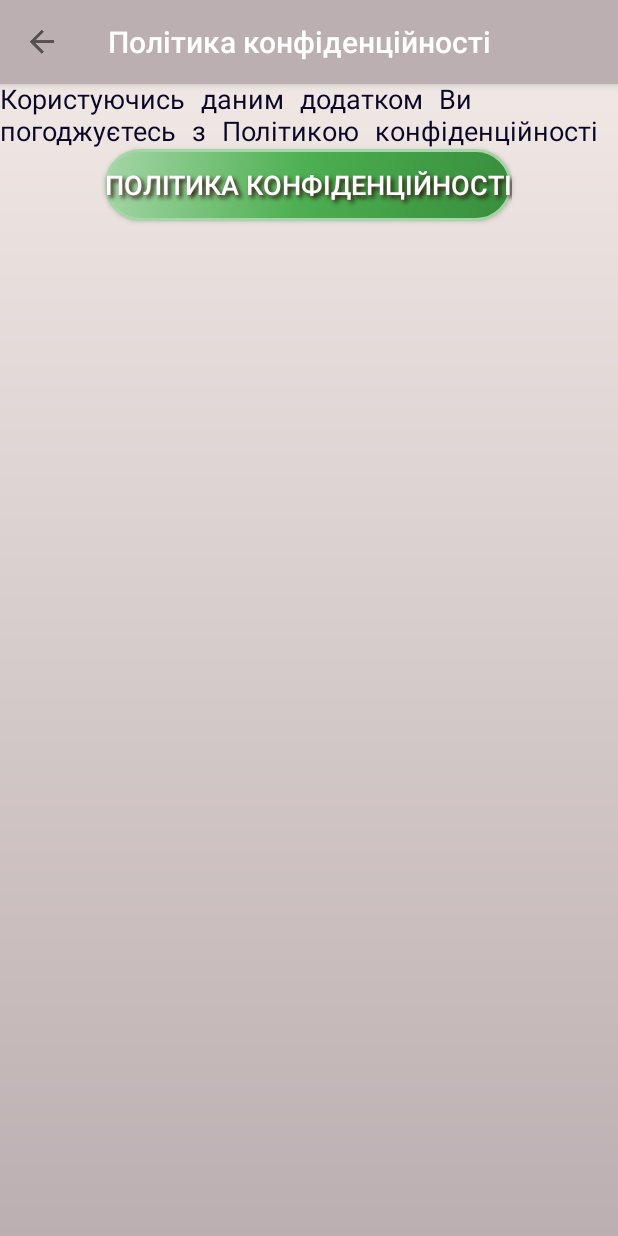
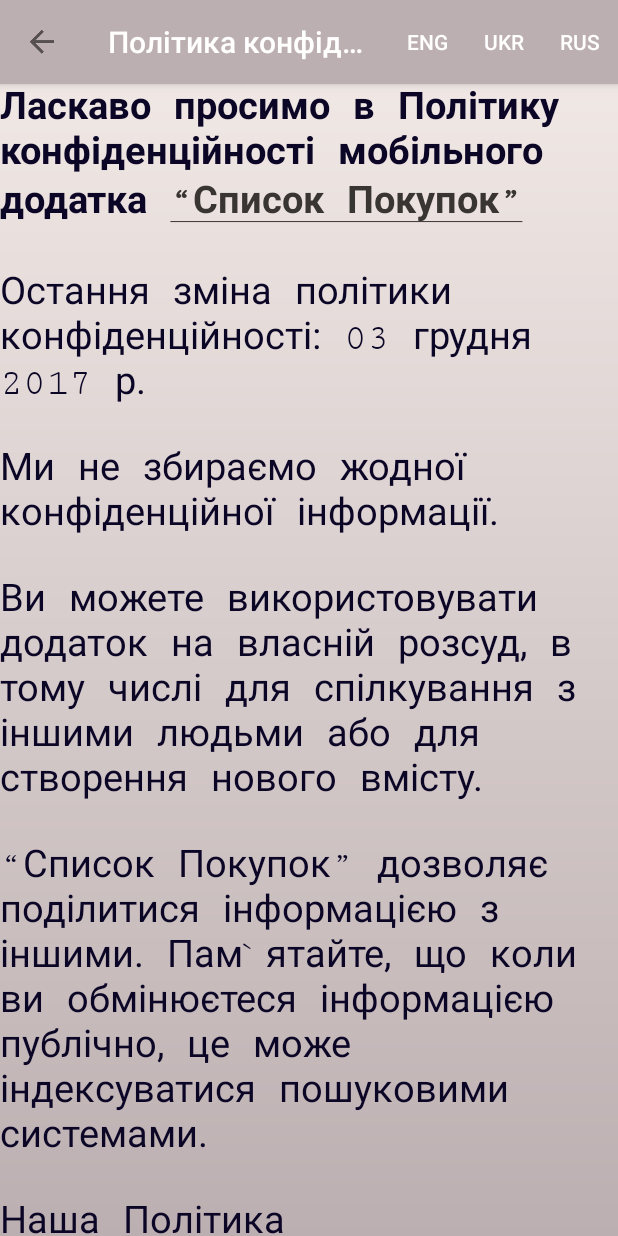
Before and after one commit to vmarch/ShoppingList, an Android app: the PrivacyPolicy screen opened directly, with no data from a screen before it, on a phone screen of 412 x 824 dp. Run offline under Robolectric (Android 15) with nearby library versions, the phone set to English and light mode, and no system bars.

Commit message:
Language menu in PrivacyPolicy.

```diff
--- a/app/src/main/AndroidManifest.xml
+++ b/app/src/main/AndroidManifest.xml
@@ -45,7 +45,7 @@
             android:name=".EditItem"
             android:windowSoftInputMode="adjustResize">
             <intent-filter>
-                <action android:name="android.intent.action.create" />
+                <action android:name="android.intent.action.edit" />
 
                 <category android:name="android.intent.category.DEFAULT" />
             </intent-filter>
--- a/app/src/main/java/devtolife/shoppinglist/EditItem.java
+++ b/app/src/main/java/devtolife/shoppinglist/EditItem.java
@@ -22,15 +22,19 @@ public class EditItem extends AppCompatActivity implements View.OnClickListener
     private static String oldText;
     private static String newText;
     private SharedPreferences mSharedPref;
+
     public static String getOldText() {
         return oldText;
     }
+
     public static void setOldText(String oldText) {
         EditItem.oldText = oldText;
     }
+
     public static String getNewText() {
         return newText;
     }
+
     public static void setNewText(String newText) {
         EditItem.newText = newText;
     }
@@ -114,7 +118,6 @@ public class EditItem extends AppCompatActivity implements View.OnClickListener
         }
     }
 
-
     private void changeTextOfItem() {
         // TODO checking for isExist of table
         dbEd = new DB(this);
--- a/app/src/main/java/devtolife/shoppinglist/data_base/DB.java
+++ b/app/src/main/java/devtolife/shoppinglist/data_base/DB.java
@@ -58,6 +58,7 @@ public class DB {
     public Cursor getAllData() {
         return database.query("\'" + getNameOfTable() + "\'", null, null, null, null, null, "checked");
     }
+
     public Cursor getAllItemForShare() {
         return database.query("\'" + getNameOfTable() + "\'", null, null, null, null, null, null);
     }
--- a/app/src/main/java/devtolife/shoppinglist/menu_action/PrivacyPolicy.java
+++ b/app/src/main/java/devtolife/shoppinglist/menu_action/PrivacyPolicy.java
@@ -1,20 +1,21 @@
 package devtolife.shoppinglist.menu_action;
 
-import android.content.Intent;
 import android.content.SharedPreferences;
-import android.net.Uri;
 import android.os.Bundle;
 import android.preference.PreferenceManager;
 import android.support.v7.app.AppCompatActivity;
 import android.support.v7.widget.Toolbar;
+import android.text.Html;
+import android.text.method.LinkMovementMethod;
+import android.view.Menu;
+import android.view.MenuItem;
 import android.view.View;
-import android.widget.Button;
 import android.widget.TextView;
 
 import devtolife.shoppinglist.R;
 
-
 public class PrivacyPolicy extends AppCompatActivity implements View.OnClickListener {
+    private TextView privacy;
 
     @Override
     public void onCreate(Bundle savedInstanceState) {
@@ -26,8 +27,6 @@ public class PrivacyPolicy extends AppCompatActivity implements View.OnClickList
 
         Toolbar toolbar = findViewById(R.id.toolbar_setting_policy);
         setSupportActionBar(toolbar);
-
-
         toolbar.setNavigationIcon(R.mipmap.ic_action_arrow_back);
         toolbar.setNavigationOnClickListener(new View.OnClickListener() {
             @Override
@@ -41,16 +40,39 @@ public class PrivacyPolicy extends AppCompatActivity implements View.OnClickList
         } catch (Exception e) {
         }
 
-        TextView privacyText = findViewById(R.id.textViewPrivacy);
+        privacy = findViewById(R.id.textViewPrivacyFull);
+        privacy.setText(Html.fromHtml(getString(R.string.privacy_full_ukr)));
+        privacy.setMovementMethod(LinkMovementMethod.getInstance());
+    }
 
-        Button btn_open = findViewById(R.id.btn_privacy);
-        btn_open.setOnClickListener(this);
+    @Override
+    public boolean onCreateOptionsMenu(Menu menu) {
+        // TODO Auto-generated method stub
+        getMenuInflater().inflate(R.menu.policy_menu, menu);
+        return super.onCreateOptionsMenu(menu);
+    }
+
+    @Override
+    public boolean onOptionsItemSelected(MenuItem item) {
+        switch (item.getItemId()) {
+            case R.id.menu_eng: {
+                privacy.setText(Html.fromHtml(getString(R.string.privacy_full_eng)));
+
+                break;
+            }
+            case R.id.menu_ukr: {
+                privacy.setText(Html.fromHtml(getString(R.string.privacy_full_ukr)));
+                break;
+            }
+            case R.id.menu_rus: {
+                privacy.setText(Html.fromHtml(getString(R.string.privacy_full_rus)));
+                break;
+            }
+        }
+        return super.onOptionsItemSelected(item);
     }
 
     @Override
     public void onClick(View v) {
-        Intent intent = new Intent(Intent.ACTION_VIEW);
-        intent.setData(Uri.parse("https://vmarch.github.io/privacy_policy.html"));
-        startActivity(intent);
     }
 }
--- a/app/src/main/java/devtolife/shoppinglist/menu_action/SettingAboutAppActivity.java
+++ b/app/src/main/java/devtolife/shoppinglist/menu_action/SettingAboutAppActivity.java
@@ -13,8 +13,7 @@ import devtolife.shoppinglist.R;
 
 public class SettingAboutAppActivity extends AppCompatActivity {
     SharedPreferences mSharedPref;
-    TextView  tv_version;
-
+    TextView tv_version;
 
     @Override
     protected void onCreate(Bundle savedInstanceState) {
@@ -45,7 +44,5 @@ public class SettingAboutAppActivity extends AppCompatActivity {
         tv_version = findViewById(R.id.version_of_app);
         tv_version.setText("Version of APP: " + versionName);
 
-
-
     }
 }
--- a/app/src/main/java/devtolife/shoppinglist/menu_action/ThemeSettings.java
+++ b/app/src/main/java/devtolife/shoppinglist/menu_action/ThemeSettings.java
@@ -15,7 +15,6 @@ import devtolife.shoppinglist.R;
 public class ThemeSettings extends AppCompatActivity implements View.OnClickListener {
     SharedPreferences mSharedPref;
     private Button btnPink, btnYellow, btnGreen, btnBlue, btnGrey;
-
 
     @Override
     protected void onCreate(Bundle savedInstanceState) {
@@ -40,7 +39,6 @@ public class ThemeSettings extends AppCompatActivity implements View.OnClickList
         Toolbar toolbar = findViewById(R.id.toolbar_setting_themes);
         setSupportActionBar(toolbar);
 
-
         toolbar.setNavigationIcon(R.mipmap.ic_action_arrow_back);
         toolbar.setNavigationOnClickListener(new View.OnClickListener() {
             @Override
@@ -55,9 +53,7 @@ public class ThemeSettings extends AppCompatActivity implements View.OnClickList
             getSupportActionBar().setTitle("Теми");
         } catch (Exception e) {
         }
-
     }
-
 
     @Override
     public void onClick(View v) {
@@ -74,8 +70,8 @@ public class ThemeSettings extends AppCompatActivity implements View.OnClickList
                 intent2 = getIntent();
                 startActivity(intent2);
                 finish();
+                break;
 
-                break;
             case R.id.btn_yellow:
                 ed.putInt("mytheme", R.style.AppThemeYellow);
                 ed.apply();
@@ -91,6 +87,7 @@ public class ThemeSettings extends AppCompatActivity implements View.OnClickList
                 startActivity(intent2);
                 finish();
                 break;
+
             case R.id.btn_grey:
                 ed.putInt("mytheme", R.style.AppThemeGrey);
                 ed.apply();
@@ -114,6 +111,5 @@ public class ThemeSettings extends AppCompatActivity implements View.OnClickList
         Intent intent1 = new Intent(this, MainList.class);
         startActivity(intent1);
         finish();
-
     }
 }
--- a/app/src/main/res/layout/create_table_layout.xml
+++ b/app/src/main/res/layout/create_table_layout.xml
@@ -1,14 +1,13 @@
 <?xml version="1.0" encoding="utf-8"?>
 <LinearLayout xmlns:android="http://schemas.android.com/apk/res/android"
+    xmlns:app="http://schemas.android.com/apk/res-auto"
     xmlns:tools="http://schemas.android.com/tools"
     android:layout_width="match_parent"
     android:layout_height="match_parent"
-    xmlns:app="http://schemas.android.com/apk/res-auto"
     android:gravity="top"
     android:orientation="vertical"
     android:weightSum="1"
     tools:context="devtolife.shoppinglist.CreateTable">
-
 
 
     <android.support.design.widget.AppBarLayout
@@ -24,7 +23,6 @@
             app:popupTheme="@style/AppTheme.PopupOverlay" />
 
     </android.support.design.widget.AppBarLayout>
-
 
 
     <LinearLayout
--- a/app/src/main/res/layout/main_layout.xml
+++ b/app/src/main/res/layout/main_layout.xml
@@ -30,7 +30,6 @@
             android:layout_width="match_parent"
             android:layout_height="match_parent">
 
-
             <android.support.design.widget.AppBarLayout
                 android:layout_width="match_parent"
                 android:layout_height="wrap_content"
@@ -46,7 +45,6 @@
                     app:popupTheme="@style/AppTheme.PopupOverlay" />
 
             </android.support.design.widget.AppBarLayout>
-
 
             <android.support.design.widget.FloatingActionButton
                 android:id="@+id/fab"
--- a/app/src/main/res/layout/navheader.xml
+++ b/app/src/main/res/layout/navheader.xml
@@ -3,24 +3,27 @@
     android:layout_width="match_parent"
     android:layout_height="@dimen/navheader_height"
     android:background="@drawable/side_nav_bar"
+    android:gravity="center_vertical|center_horizontal"
     android:orientation="vertical"
     android:padding="3dp">
 
     <!--TODO name-->
     <TextView
         android:layout_width="match_parent"
-        android:layout_height="73dp"
-        android:layout_gravity="top"
-        android:paddingTop="10dp"
-        android:text='"Хороший план сегодня лучше безупречного завтра."'
-        android:textAppearance="@style/TextAppearance.AppCompat.Body1"
-        />
+        android:layout_height="wrap_content"
+        android:gravity="center_vertical"
+        android:paddingLeft="5dp"
+        android:paddingRight="5dp"
+        android:paddingTop="5dp"
+        android:text="@string/header_aphorism" />
 
     <TextView
         android:id="@+id/textView"
         android:layout_width="wrap_content"
         android:layout_height="wrap_content"
         android:layout_gravity="right"
-        android:text="(Закон Паттона)"
+        android:paddingRight="5dp"
+        android:paddingTop="5dp"
+        android:text="@string/header_caption"
         android:textStyle="italic" />
 </LinearLayout>
--- a/app/src/main/res/layout/privacy.xml
+++ b/app/src/main/res/layout/privacy.xml
@@ -21,7 +21,6 @@
 
     </android.support.design.widget.AppBarLayout>
 
-
     <LinearLayout
 
         android:layout_width="match_parent"
@@ -31,26 +30,12 @@
         tools:context="devtolife.shoppinglist.menu_action.PrivacyPolicy">
 
         <TextView
-            android:id="@+id/textViewPrivacy"
+            android:id="@+id/textViewPrivacyFull"
             android:layout_width="match_parent"
             android:layout_height="wrap_content"
-            android:text="@string/privacy_short"
-            android:textSize="18sp" />
-
-        <Button
-            android:id="@+id/btn_privacy"
-            android:layout_width="wrap_content"
-            android:layout_height="wrap_content"
-            android:layout_gravity="center_horizontal"
-            android:background="@drawable/buttonshapeadd"
-            android:gravity="center"
-            android:shadowColor="#361414"
-            android:shadowDx="3"
-            android:shadowDy="3"
-            android:shadowRadius="3"
-            android:text="@string/action_privacy"
-            android:textColor="#ffffff"
-            android:textSize="18sp" />
+            android:maxLines="1000"
+            android:scrollbarStyle="outsideInset"
+            android:text="" />
 
     </LinearLayout>
 </LinearLayout>
--- a/app/src/main/res/layout/prod_item.xml
+++ b/app/src/main/res/layout/prod_item.xml
@@ -5,12 +5,11 @@
     android:layout_height="wrap_content"
     android:layout_weight="20"
     android:background="@color/colorOfItem"
+    android:maxLength="50"
     android:maxLines="2"
-    android:maxLength="50"
     android:minHeight="40dp"
     android:orientation="horizontal"
     android:paddingLeft="5dp"
     android:paddingRight="5dp">
 
-
 </TextView>
--- a/app/src/main/res/menu/menu_main.xml
+++ b/app/src/main/res/menu/menu_main.xml
@@ -6,8 +6,8 @@
 
     <item
         android:id="@+id/action_settings"
+        android:orderInCategory="100"
         android:title="@string/action_settings"
-            android:orderInCategory="100"
         app:showAsAction="never" />
 
     <!--<item-->
--- /dev/null
+++ b/app/src/main/res/menu/policy_menu.xml
@@ -0,0 +1,19 @@
+<?xml version="1.0" encoding="utf-8"?>
+<menu xmlns:android="http://schemas.android.com/apk/res/android"
+    xmlns:app="http://schemas.android.com/apk/res-auto">
+    <item
+        android:id="@+id/menu_eng"
+        android:title="@string/string_menu_eng"
+        app:showAsAction="ifRoom">
+    </item>
+    <item
+        android:id="@+id/menu_ukr"
+        android:title="@string/string_menu_ukr"
+        app:showAsAction="ifRoom">
+    </item>
+    <item
+        android:id="@+id/menu_rus"
+        android:title="@string/string_menu_rus"
+        app:showAsAction="ifRoom">
+    </item>
+</menu>
--- a/app/src/main/res/values/strings.xml
+++ b/app/src/main/res/values/strings.xml
@@ -21,12 +21,66 @@
 
     <string name="btn_edit_ok">Готово</string>
     <string name="btn_edit_cancel">Відміна</string>
+    <string name="privacy_full_eng"><![CDATA[
+
+        <p align="justify"><b>Welcome to the <a
+        href="https://play.google.com/store/apps/details?id=devtolife.shoppinglist">“Shopping
+        List”</a> Privacy Policy</b><br>
+		<br>
+    Last modified: December 03, 2017.<br>
+	<br>
+    We do not collect any confidential information.<br>
+	<br>
+	You can use “Shopping List” at your own discretion to communicate with other people or to create new content.<br>
+	<br>
+	The “Shopping List” let you share information with others. Remember that when you share information publicly, it may be indexable by search engines.<br>
+	<br>
+    Our Privacy Policy may change from time to time. We will not reduce your rights under this Privacy Policy without your explicit consent. We will post any privacy policy changes on this
+    page.</p><br>]]></string>
+
+    <string name="privacy_full_ukr"><![CDATA[
+
+        <p align="justify"><b>Ласкаво просимо в Політику конфіденційності мобільного додатка <a
+        href="https://play.google.com/store/apps/details?id=devtolife.shoppinglist">“Список
+        Покупок”</a></b><br>
+        <br>
+	Остання зміна політики конфіденційності: 03 грудня 2017 р.<br>
+	<br>
+	Ми не збираємо жодної конфіденційної інформації.<br>
+	<br>
+	Ви можете використовувати додаток на власній розсуд, в тому числі для спілкування з іншими людьми або для створення нового вмісту.<br>
+	<br>
+	“Список Покупок” дозволяє поділитися інформацією з іншими. Пам`ятайте, що коли ви обмінюєтеся інформацією публічно, це може індексуватися пошуковими системами.<br>
+	<br>
+	Наша Політика конфіденційності може змінюватися час від часу. Ми не зменшимо ваші права згідно з цією Політикою конфіденційності без вашої явної згоди. Ми публікуємо всі зміни політики конфіденційності на цій сторінці.</p><br>
+
+]]></string>
+
+    <string name="privacy_full_rus"><![CDATA[
+
+
+    <p align="justify"><b>Добро пожаловать в Политику конфиденциальности мобильного приложения <a
+    href="https://play.google.com/store/apps/details?id=devtolife.shoppinglist">“Список
+        Покупок”</a></b><br>
+		<br>
+       Последнее изменение политики конфиденциальности: 03 декабря 2017.<br>
+	   <br>
+Мы не собираем никакой конфиденциальной информации.<br>
+<br>
+Вы можете использовать приложение на ваше усмотрение. В том числе для общения с другими людьми или для создания нового содержания.<br>
+<br>
+“Список Покупок” позволяет поделиться информацией с другими. Помните, что когда вы обмениваетесь информацией публично, это может индексироваться поисковыми системами. <br>
+<br>
+Наша Политика конфиденциальности может меняться время от времени. Мы не уменьшим ваши права в соответствии с настоящей Политикой конфиденциальности без вашего явного согласия. Мы публикуем все изменения политики конфиденциальности на этой странице.<br>
+]]></string>
+
 
     <string name="privacy_short">Користуючись даним додатком Ви погоджуєтесь з Політикою конфіденційності</string>
 
     <string name="action_settings">Налаштування</string>
     <string name="action_theme">Тема</string>
     <string name="action_star">Оцініть додаток</string>
+    <string name="open_privacy">Переглянути: "https://vmarch.github.io/privacy_policy.html"</string>
     <string name="action_privacy">Політика конфіденційності</string>
     <string name="action_about_app">Про програму</string>
 
@@ -37,5 +91,10 @@
 
     <string name="navigation_drawer_open">Open navigation drawer</string>
     <string name="navigation_drawer_close">Close navigation drawer</string>
+    <string name="header_caption">(Закон Паттона)</string>
+    <string name="header_aphorism">Хороший план сегодня лучше безупречного завтра.</string>
+    <string name="string_menu_eng">ENG</string>
+    <string name="string_menu_ukr">UKR</string>
+    <string name="string_menu_rus">RUS</string>
 
 </resources>
--- a/app/src/main/res/values/styles.xml
+++ b/app/src/main/res/values/styles.xml
@@ -53,7 +53,6 @@
     </style>
 
     <style name="TextStyle">
-        <!--<item name="android:textSize">25sp</item>-->
         <item name="android:textColor">@color/colorOfText</item>
     </style>
 
```
Also changed, not shown: app/src/main/java/devtolife/shoppinglist/MainList.java (+1 -7 lines), app/src/main/res/layout/edit_item_layout.xml (+4 -5 lines). Lines whose indentation alone changed are shown as unchanged.
